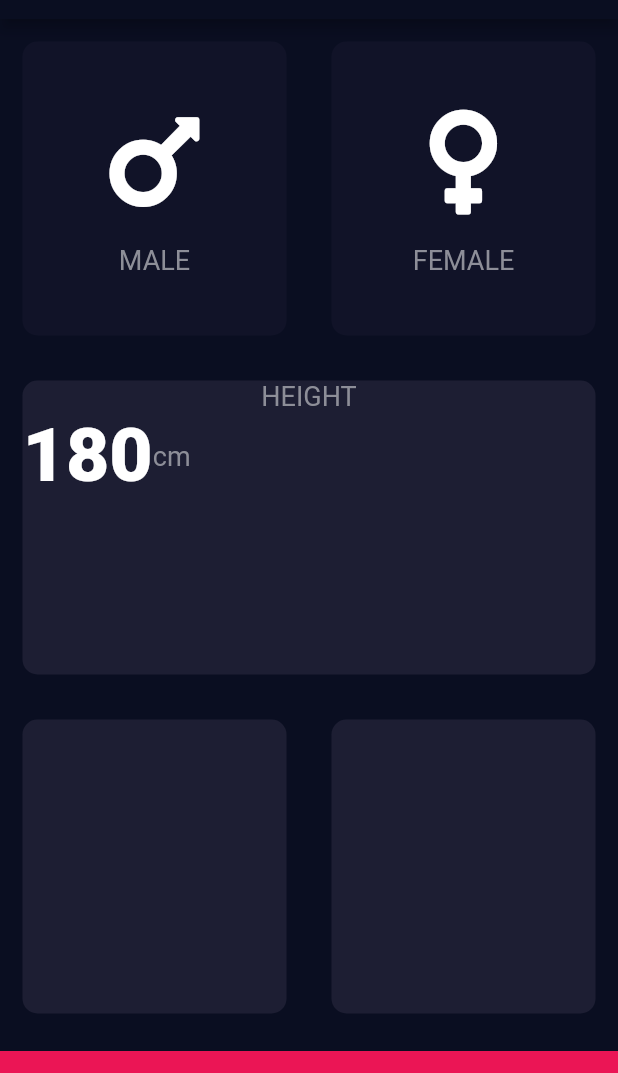
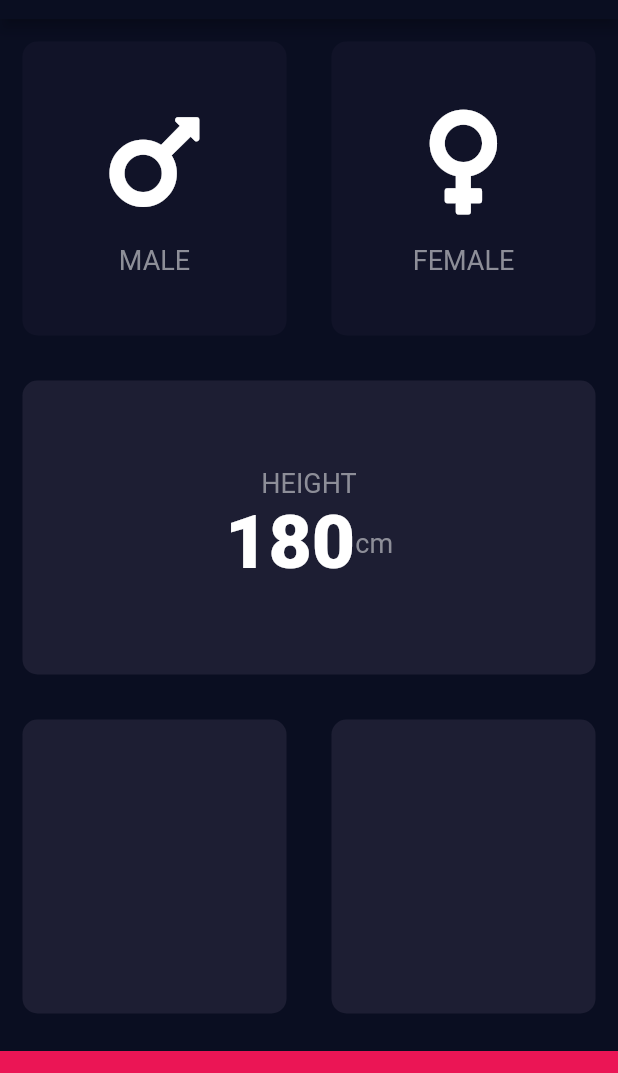
Before and after one commit to harshilgupta-dev/BMI_Calculator_App, a Flutter app: the screen it shows after launch, on a phone screen of 412 x 824 dp, the part 65-1138 px from its top. Run offline on Flutter 3.47's test engine with Material 2 defaults, Android fonts, the phone set to English and light mode, and no system bars; our stand-ins replace font_awesome_flutter.

Commit message:
add center MainAxisAlignment

```diff
--- a/lib/1.input_page.dart
+++ b/lib/1.input_page.dart
@@ -1,4 +1,5 @@
 import 'package:bmi_calculator/icon_content.dart';
+import 'package:flutter/cupertino.dart';
 import 'package:flutter/material.dart';
 import 'package:font_awesome_flutter/font_awesome_flutter.dart';
 import 'reusable_card.dart';
@@ -70,12 +71,14 @@ class _InputPageState extends State<InputPage> {
             Expanded(
               child: ResuableCard(
                   cardChild: Column(
+                    mainAxisAlignment: MainAxisAlignment.center,
                     children: [
                       Text(
                         'HEIGHT',
                         style: kLabelTextStyle,
                       ),
                       Row(
+                        mainAxisAlignment: MainAxisAlignment.center,
                         children: [
                           Text(
                             '180',
```
